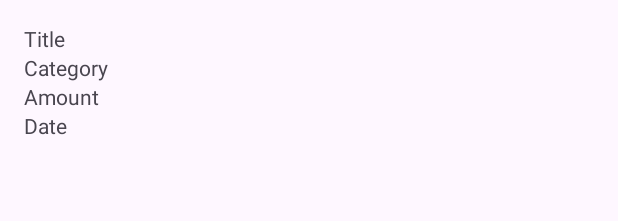
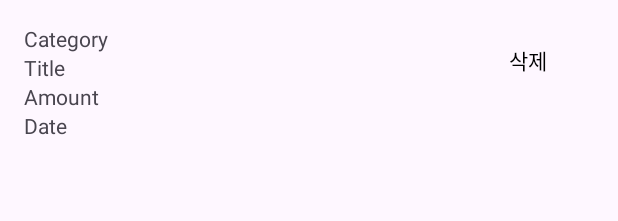
Before and after one commit to Byeanseojin/AccountBook, an Android app: the layout expense_list_item.xml on its own in the app's theme, with its tools: preview values and no code run, on a phone screen of 412 x 824 dp. Shown: the top 221 px of the screen. Run offline under Robolectric (Android 15) with nearby library versions, the phone set to English and light mode, and no system bars.

Commit message:
카테고리, 제목, 금액, 날자 리스트

```diff
--- a/app/src/main/res/layout/expense_list_item.xml
+++ b/app/src/main/res/layout/expense_list_item.xml
@@ -2,18 +2,26 @@
 <LinearLayout xmlns:android="http://schemas.android.com/apk/res/android"
     android:layout_width="match_parent"
     android:layout_height="wrap_content"
-    android:orientation="vertical"
+    android:orientation="horizontal"
     android:padding="16dp">
+
+    <LinearLayout
+        android:layout_width="0dp"
+        android:layout_height="wrap_content"
+        android:layout_weight="1"
+        android:orientation="vertical">
+
+        <TextView
+            android:id="@+id/tvCategory"
+            android:layout_width="wrap_content"
+            android:layout_height="wrap_content"
+            android:text="Category" />
+
         <TextView
             android:id="@+id/tvTitle"
             android:layout_width="wrap_content"
             android:layout_height="wrap_content"
             android:text="Title" />
-    <TextView
-        android:id="@+id/tvCategory"
-        android:layout_width="wrap_content"
-        android:layout_height="wrap_content"
-        android:text="Category" />
 
         <TextView
             android:id="@+id/tvAmount"
@@ -27,3 +35,12 @@
             android:layout_height="wrap_content"
             android:text="Date" />
     </LinearLayout>
+
+    <Button
+        android:id="@+id/btnDelete"
+        android:layout_width="wrap_content"
+        android:layout_height="wrap_content"
+        android:textColor="#000000"
+        android:backgroundTint="#00000000"
+        android:text="삭제" />
+</LinearLayout>
```
Lines whose indentation alone changed are shown as unchanged.
